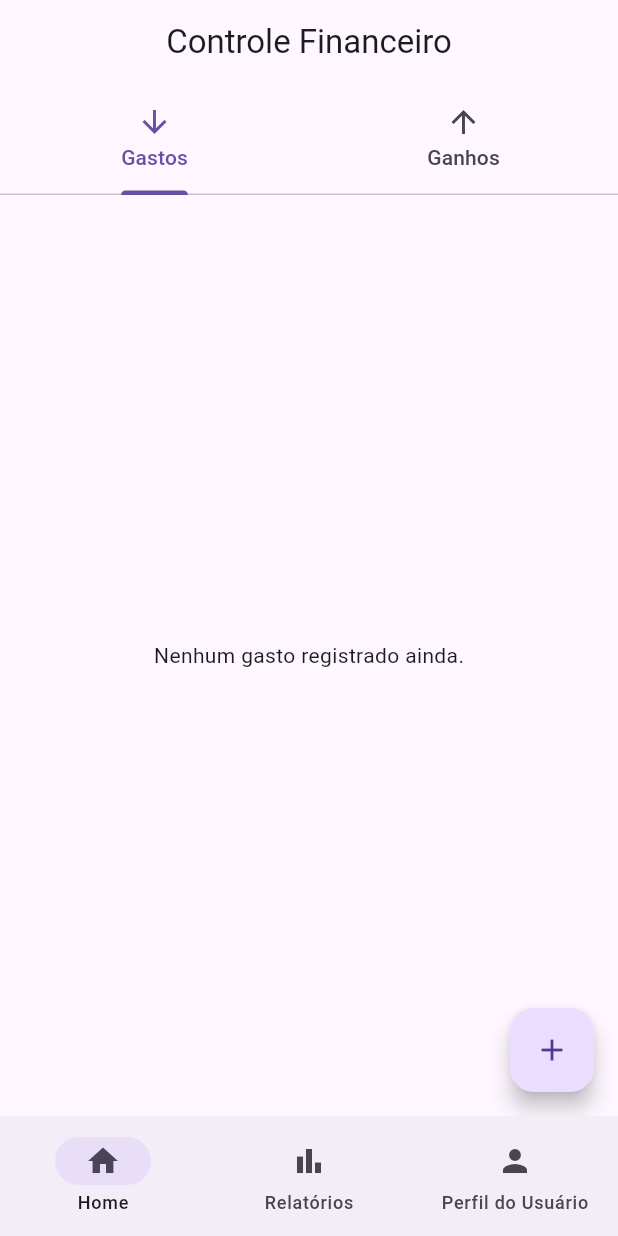
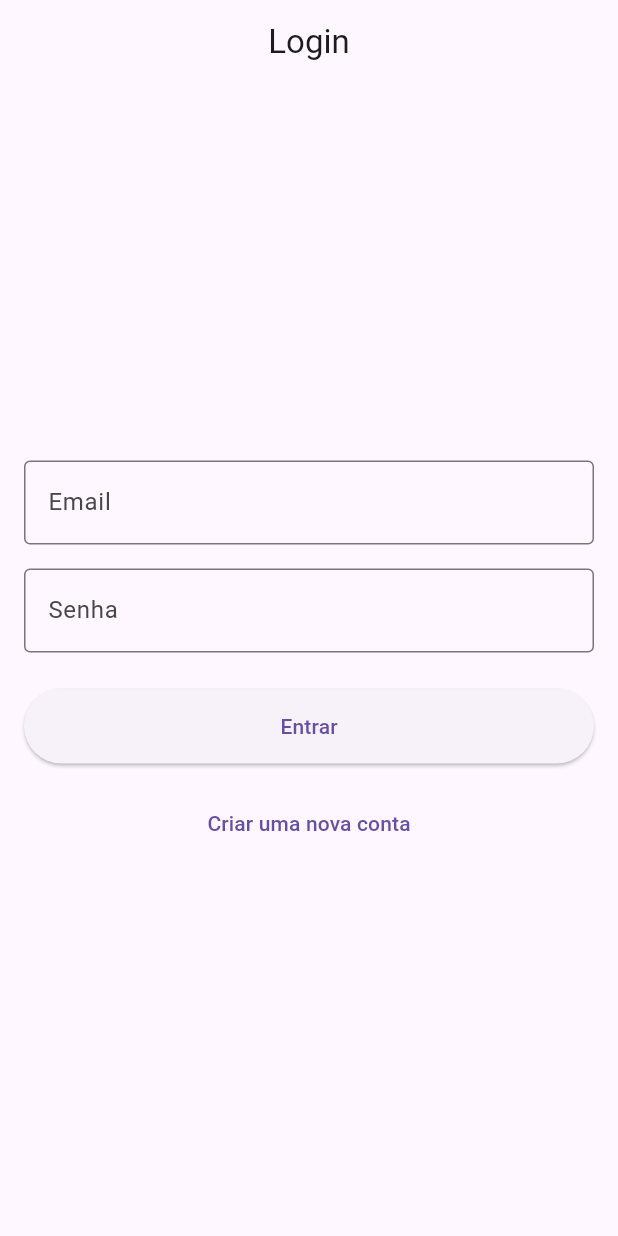
Before and after one commit to Gringotts-IFMT/app-controle-financeiro, a Flutter app: the screen it shows after launch, on a phone screen of 412 x 824 dp. Run offline on Flutter 3.47's test engine with Material 3 defaults, Android fonts, the phone set to English and light mode, and no system bars; our stand-ins replace cloud_firestore, firebase_auth, firebase_core; missing offline and left inert: firebase_core_web; accounts and stored records are empty.

Commit message:
Atualizações Login2

```diff
--- a/flutter_application_1/lib/main.dart
+++ b/flutter_application_1/lib/main.dart
@@ -1,11 +1,14 @@
-import 'package:flutter/material.dart';
-import 'package:firebase_core/firebase_core.dart';
-import 'screens/expense_screen.dart';
-import 'screens/income_screen.dart';
-import 'screens/usuario_screen.dart';
+// main.dart
+import 'package:controle_financeiro/screens/usuario_screen.dart';
+import 'package:flutter/material.dart'; // Importa o pacote Flutter Material Design para construir a UI.
+import 'package:firebase_core/firebase_core.dart'; // Importa o Firebase Core para inicialização do Firebase.
+import 'screens/expense_screen.dart'; // Importa a tela de despesas.
+import 'screens/income_screen.dart'; // Importa a tela de ganhos.
+import 'services/usuario_service.dart'; // Importa o serviço de usuário para autenticação.
 
 void main() async {
-  WidgetsFlutterBinding.ensureInitialized();
+  WidgetsFlutterBinding
+      .ensureInitialized(); // Garante que o Flutter esteja inicializado antes de usar plugins.
   await Firebase.initializeApp(
     options: const FirebaseOptions(
       apiKey: "AIzaSyC1fdQ6PaN2tegYOzMdijfyhwsgEbf_fCE",
@@ -16,8 +19,8 @@ void main() async {
       appId: "1:375462470587:web:a380d4325684168ff19a9e",
       measurementId: "G-ZQ3GQ9P0VM",
     ),
-  );
-  runApp(const MyApp());
+  ); // Inicializa o Firebase com as credenciais fornecidas.
+  runApp(const MyApp()); // Inicia a aplicação Flutter.
 }
 
 class MyApp extends StatelessWidget {
@@ -26,15 +29,116 @@ class MyApp extends StatelessWidget {
   @override
   Widget build(BuildContext context) {
     return MaterialApp(
-      title: 'Controle Financeiro',
+      title: 'Controle Financeiro', // Título da aplicação.
       theme: ThemeData(
-        primarySwatch: Colors.green,
-        useMaterial3: true,
+        primarySwatch:
+            Colors.green, // Define a cor primária do tema como verde.
+        useMaterial3: true, // Habilita o Material Design 3.
       ),
-      home: const HomePage(),
-      routes: {
-        '/usuario': (context) => const UsuarioPage(),
-      },
+      home:
+          const LoginPage(), // Define LoginPage como a tela inicial da aplicação.
+    );
+  }
+}
+
+class LoginPage extends StatefulWidget {
+  const LoginPage({super.key});
+
+  @override
+  State<LoginPage> createState() =>
+      _LoginPageState(); // Cria o estado para a LoginPage.
+}
+
+class _LoginPageState extends State<LoginPage> {
+  final TextEditingController _emailController =
+      TextEditingController(); // Controlador para o campo de email.
+  final TextEditingController _passwordController =
+      TextEditingController(); // Controlador para o campo de senha.
+  final UsuarioPage _usuarioService =
+      UsuarioPage(); // Instância do serviço de usuário para autenticação.
+
+  void _login() async {
+    final email = _emailController.text; // Obtém o texto do campo de email.
+    final password =
+        _passwordController.text; // Obtém o texto do campo de senha.
+
+    // Autentica o usuário usando o UsuarioService.
+    final user = _usuarioService.autenticar(email,
+        password); // Chama o método de autenticação do serviço de usuário.
+
+    if (user != null) {
+      // Se a autenticação for bem-sucedida, navega para a HomePage, substituindo a tela atual.
+      Navigator.of(context).pushReplacement(
+        MaterialPageRoute(builder: (context) => const HomePage()),
+      );
+    } else {
+      // Exibe uma mensagem de erro se as credenciais forem inválidas.
+      ScaffoldMessenger.of(context).showSnackBar(
+        const SnackBar(content: Text('Credenciais inválidas')),
+      );
+    }
+  }
+
+  void _signup() {
+    // Por simplicidade, uma mensagem é exibida. Em um aplicativo real, isso navegaria para uma tela de cadastro.
+    ScaffoldMessenger.of(context).showSnackBar(
+      const SnackBar(
+          content: Text('Funcionalidade de cadastro será implementada.')),
+    );
+  }
+
+  @override
+  Widget build(BuildContext context) {
+    return Scaffold(
+      appBar: AppBar(
+        title: const Text('Login'), // Título da barra de aplicativos.
+        centerTitle: true, // Centraliza o título.
+      ),
+      body: Padding(
+        padding: const EdgeInsets.all(
+            16.0), // Adiciona preenchimento ao redor do corpo.
+        child: Column(
+          mainAxisAlignment: MainAxisAlignment
+              .center, // Centraliza os elementos na coluna verticalmente.
+          children: [
+            TextField(
+              controller: _emailController, // Associa o controlador de email.
+              decoration: const InputDecoration(
+                labelText: 'Email', // Rótulo do campo de texto.
+                border: OutlineInputBorder(), // Borda do campo de texto.
+              ),
+              keyboardType:
+                  TextInputType.emailAddress, // Tipo de teclado para email.
+            ),
+            const SizedBox(height: 16), // Espaçamento vertical.
+            TextField(
+              controller:
+                  _passwordController, // Associa o controlador de senha.
+              decoration: const InputDecoration(
+                labelText: 'Senha', // Rótulo do campo de texto.
+                border: OutlineInputBorder(), // Borda do campo de texto.
+              ),
+              obscureText: true, // Oculta o texto para senhas.
+            ),
+            const SizedBox(height: 24), // Espaçamento vertical.
+            ElevatedButton(
+              onPressed:
+                  _login, // Chama a função _login quando o botão é pressionado.
+              style: ElevatedButton.styleFrom(
+                minimumSize: const Size.fromHeight(
+                    50), // Define a altura mínima do botão.
+              ),
+              child: const Text('Entrar'), // Texto do botão.
+            ),
+            const SizedBox(height: 16), // Espaçamento vertical.
+            TextButton(
+              onPressed:
+                  _signup, // Chama a função _signup quando o botão é pressionado.
+              child: const Text('Criar uma nova conta'), // Texto do botão.
+            ),
+          ],
+        ),
+      ),
     );
   }
 }
@@ -43,105 +147,96 @@ class HomePage extends StatefulWidget {
   const HomePage({super.key});
 
   @override
-  State<HomePage> createState() => _HomePageState();
+  State<HomePage> createState() =>
+      _HomePageState(); // Cria o estado para a HomePage.
 }
 
 class _HomePageState extends State<HomePage>
     with SingleTickerProviderStateMixin {
-  late TabController _tabController;
-  int _index = 0;
+  late TabController _tabController; // Controlador para as abas.
+  int _index = 0; // Índice da aba selecionada na barra de navegação inferior.
 
   @override
   void initState() {
     super.initState();
-    _tabController = TabController(length: 2, vsync: this);
+    _tabController = TabController(
+        length: 2, vsync: this); // Inicializa o TabController com 2 abas.
   }
 
   @override
   Widget build(BuildContext context) {
     return Scaffold(
-      appBar: _buildAppBar(),
-      body: _buildBody(),
+      appBar: _index == 0 // Verifica se o índice é 0 (aba Home/Gastos/Ganhos).
+          ? AppBar(
+              centerTitle: true, // Centraliza o título.
+              title: const Text(
+                  'Controle Financeiro'), // Título da barra de aplicativos.
+              bottom: TabBar(
+                controller: _tabController, // Associa o TabController.
+                tabs: const [
+                  Tab(
+                    icon: Icon(Icons.arrow_downward), // Ícone para gastos.
+                    text: 'Gastos', // Texto da aba.
+                  ),
+                  Tab(
+                    icon: Icon(Icons.arrow_upward), // Ícone para ganhos.
+                    text: 'Ganhos', // Texto da aba.
+                  ),
+                ],
+              ),
+            )
+          : AppBar(
+              title: Text(
+                _index == 1
+                    ? 'Relatórios'
+                    : 'Perfil do Usuário', // Título baseado no índice.
+              ),
+            ),
+      body: _index == 0 // Exibe a TabBarView se o índice for 0.
+          ? TabBarView(
+              controller: _tabController, // Associa o TabController.
+              children: const [
+                ExpenseScreen(), // Tela de despesas.
+                IncomeScreen(), // Tela de ganhos.
+              ],
+            )
+          : Center(
+              child: Text(
+                _index == 1
+                    ? 'Tela de Relatórios (em construção)' // Mensagem para a tela de relatórios.
+                    : 'Tela de Perfil do Usuário (em construção)', // Mensagem para a tela de perfil.
+                style: const TextStyle(fontSize: 18), // Estilo do texto.
+              ),
+            ),
       bottomNavigationBar: NavigationBar(
-        selectedIndex: _index,
+        selectedIndex:
+            _index, // Define o item selecionado na barra de navegação.
         onDestinationSelected: (int newIndex) {
           setState(() {
-            _index = newIndex;
+            _index = newIndex; // Atualiza o índice selecionado.
           });
         },
         destinations: const [
           NavigationDestination(
-            icon: Icon(Icons.home),
-            label: 'Home',
+            icon: Icon(Icons.home), // Ícone para Home.
+            label: 'Home', // Rótulo para Home.
           ),
           NavigationDestination(
-            icon: Icon(Icons.bar_chart),
-            label: 'Relatórios',
+            icon: Icon(Icons.bar_chart), // Ícone para Relatórios.
+            label: 'Relatórios', // Rótulo para Relatórios.
           ),
           NavigationDestination(
-            icon: Icon(Icons.person),
-            label: 'Perfil do Usuário',
+            icon: Icon(Icons.person), // Ícone para Perfil.
+            label: 'Perfil do Usuário', // Rótulo para Perfil do Usuário.
           ),
         ],
       ),
     );
   }
 
-  /// AppBar dinâmica
-  PreferredSizeWidget _buildAppBar() {
-    if (_index == 0) {
-      return AppBar(
-        centerTitle: true,
-        title: const Text('Controle Financeiro'),
-        bottom: TabBar(
-          controller: _tabController,
-          tabs: const [
-            Tab(icon: Icon(Icons.arrow_downward), text: 'Gastos'),
-            Tab(icon: Icon(Icons.arrow_upward), text: 'Ganhos'),
-          ],
-        ),
-      );
-    } else {
-      return AppBar(
-        centerTitle: true,
-        leading: IconButton(
-          icon: const Icon(Icons.arrow_back),
-          onPressed: () {
-            setState(() {
-              _index = 0;
-            });
-          },
-        ),
-        title: Text(_index == 1 ? 'Relatórios' : 'Perfil do Usuário'),
-      );
-    }
-  }
-
-  /// Corpo da tela baseado no índice
-  Widget _buildBody() {
-    if (_index == 0) {
-      return TabBarView(
-        controller: _tabController,
-        children: const [
-          ExpenseScreen(),
-          IncomeScreen(),
-        ],
-      );
-    } else if (_index == 1) {
-      return const Center(
-        child: Text(
-          'Tela de Relatórios (em construção)',
-          style: TextStyle(fontSize: 18),
-        ),
-      );
-    } else {
-      return const UsuarioPage(); // Agora exibe a tela real
-    }
-  }
-
   @override
   void dispose() {
-    _tabController.dispose();
+    _tabController.dispose(); // Libera os recursos do TabController.
     super.dispose();
   }
 }
--- a/flutter_application_1/lib/screens/usuario_screen.dart
+++ b/flutter_application_1/lib/screens/usuario_screen.dart
@@ -32,4 +32,6 @@ class UsuarioPage extends StatelessWidget {
       ),
     );
   }
+
+  autenticar(String email, String password) {}
 }
--- a/flutter_application_1/lib/services/usuario_service.dart
+++ b/flutter_application_1/lib/services/usuario_service.dart
@@ -1,5 +1,4 @@
-/*import 'package:controle_financeiro/Models/usuario.dart';
-import '../models/usuario.dart';
+import 'package:controle_financeiro/Models/usuario.dart';
 import 'dart:convert';
 import 'package:flutter/material.dart';
 
@@ -39,4 +38,4 @@ class UsuarioService {
   }
 
   List<Usuario> listarUsuarios() => _usuarios;
-}*/
+}
--- a/flutter_application_1/pubspec.yaml
+++ b/flutter_application_1/pubspec.yaml
@@ -19,10 +19,9 @@ dependencies:
   crypto: ^3.0.0
   path: ^1.8.0
   http_parser: ^4.0.0
-  authentication: ^1.0.0
   provider: ^6.0.0
   flutter_secure_storage: ^5.0.2
-  firebase_auth: ^5.0.0
+  firebase_auth: ^4.16.0
 
 dev_dependencies:
   flutter_test:
```
Also changed, not shown: flutter_application_1/lib/screens/login_screen.dart (+9 -11 lines), flutter_application_1/pubspec.lock, 5 other files.
